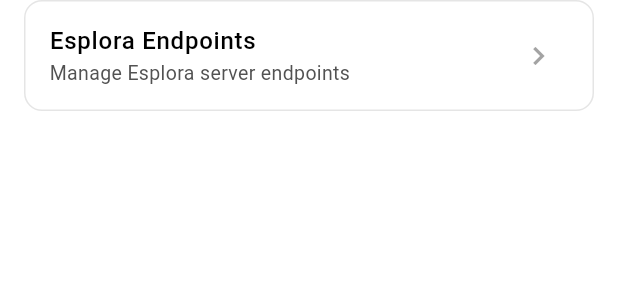
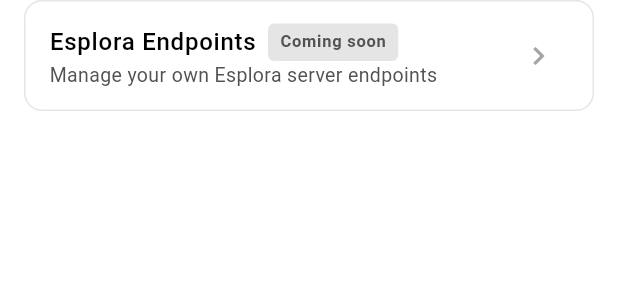
Before and after one commit to BullishNode/abandon-ship-bark-ffi, a Flutter app: the _EsploraEndpointsTile widget shown alone on an empty page, opened directly with empty values, on a phone screen of 412 x 824 dp. Shown: the top 300 px of the screen. Run offline on Flutter 3.47's test engine with Material 3 defaults, Android fonts, the phone set to English and light mode, and no system bars; our stand-ins replace dartz, drift, equatable, flutter_bloc, flutter_secure_storage, get_it and 4 more; missing offline and left inert: dart:ffi; accounts and stored records are empty; generated files the repository leaves out were written again.

Commit message:
add coming soon to esplora endpoint settings

```diff
--- a/bindings/dart/example/flutter_app/lib/features/settings/frameworks/flutter/screens/settings_screen.dart
+++ b/bindings/dart/example/flutter_app/lib/features/settings/frameworks/flutter/screens/settings_screen.dart
@@ -263,15 +263,35 @@ class _EsploraEndpointsTile extends StatelessWidget {
         borderRadius: BorderRadius.circular(12),
       ),
       child: ListTile(
-        title: Text(
-          'Esplora Endpoints',
-          style: TextStyle(
-            fontWeight: FontWeight.w500,
-            color: isDark ? AppColors.white : AppColors.black,
-          ),
+        title: Row(
+          children: [
+            Text(
+              'Esplora Endpoints',
+              style: TextStyle(
+                fontWeight: FontWeight.w500,
+                color: isDark ? AppColors.white : AppColors.black,
+              ),
+            ),
+            const SizedBox(width: 8),
+            Container(
+              padding: const EdgeInsets.symmetric(horizontal: 8, vertical: 4),
+              decoration: BoxDecoration(
+                color: isDark ? AppColors.gray800 : AppColors.gray200,
+                borderRadius: BorderRadius.circular(4),
+              ),
+              child: Text(
+                'Coming soon',
+                style: TextStyle(
+                  fontSize: 11,
+                  fontWeight: FontWeight.w600,
+                  color: isDark ? AppColors.gray400 : AppColors.gray600,
+                ),
+              ),
+            ),
+          ],
         ),
         subtitle: Text(
-          'Manage Esplora server endpoints',
+          'Manage your own Esplora server endpoints',
           style: TextStyle(
             fontSize: 13,
             color: isDark ? AppColors.gray400 : AppColors.gray600,
@@ -281,9 +301,8 @@ class _EsploraEndpointsTile extends StatelessWidget {
           Icons.chevron_right,
           color: isDark ? AppColors.gray600 : AppColors.gray400,
         ),
-        onTap: () {
-          // TODO: Navigate to Esplora endpoints screen
-        },
+        enabled: false,
+        onTap: null,
       ),
     );
   }
```
Also changed, not shown: bindings/dart/example/flutter_app/lib/features/settings/driving_adapters/presenters/bloc/settings_state.dart (+11 -2 lines).
